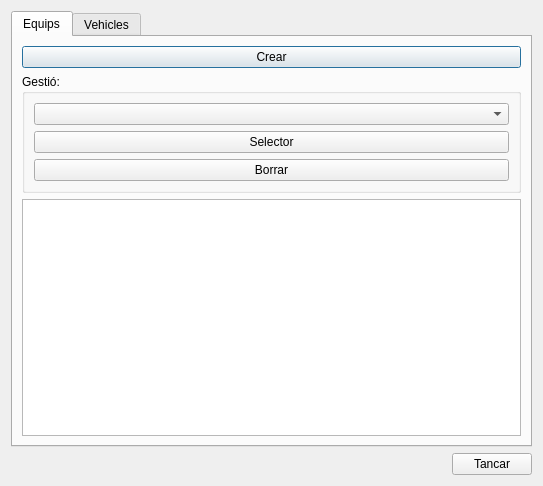
Before: the Qt Designer form ui/resources_management.ui in Giswater/giswater_qgis_plugin, drawn with Qt 5.
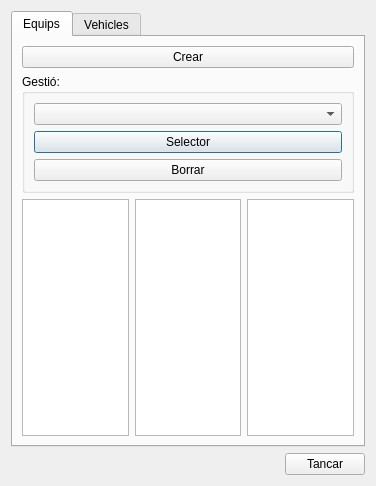
After: the same form once the commit is applied.

Commit message: Enhancement: populate table views on resources manager

```diff
--- a/ui/resources_management.ui
+++ b/ui/resources_management.ui
@@ -6,7 +6,7 @@
    <rect>
     <x>0</x>
     <y>0</y>
-    <width>543</width>
+    <width>376</width>
     <height>486</height>
    </rect>
   </property>
@@ -26,17 +26,16 @@
          <string>Equips</string>
         </attribute>
         <layout class="QGridLayout" name="gridLayout_2">
+         <item row="5" column="1">
+          <widget class="QTableView" name="tbl_view_team_vehicle"/>
+         </item>
          <item row="5" column="0">
           <widget class="QTableView" name="tbl_view_team"/>
          </item>
-         <item row="0" column="0">
-          <widget class="QPushButton" name="btn_team_create">
-           <property name="text">
-            <string>Crear</string>
-           </property>
-          </widget>
+         <item row="5" column="2">
+          <widget class="QTableView" name="tbl_view_team_visitclass"/>
          </item>
-         <item row="1" column="0">
+         <item row="1" column="0" colspan="3">
           <widget class="QGroupBox" name="groupBox">
            <property name="title">
             <string>Gestió:</string>
@@ -67,6 +66,13 @@
            <zorder>btn_team_delete</zorder>
           </widget>
          </item>
+         <item row="0" column="0" colspan="3">
+          <widget class="QPushButton" name="btn_team_create">
+           <property name="text">
+            <string>Crear</string>
+           </property>
+          </widget>
+         </item>
         </layout>
        </widget>
        <widget class="QWidget" name="Vehicle">
```
Left out of the diff: 6 changed lines with no effect on the pictures. The commit also changes 1 other file.
